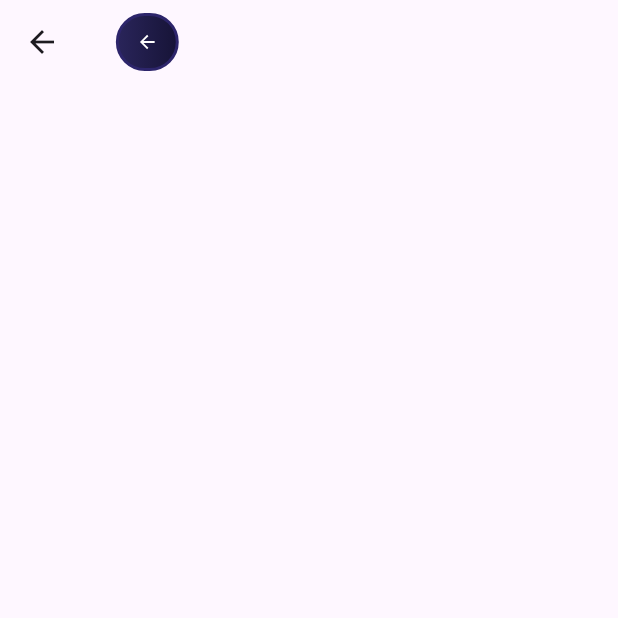
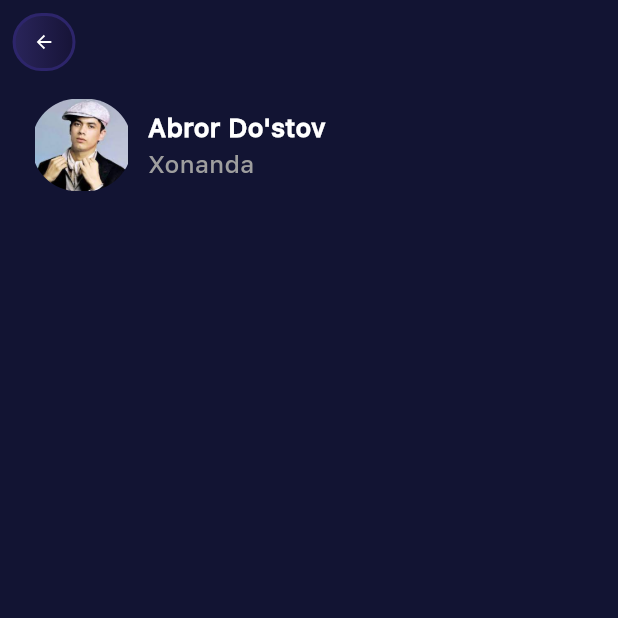
Before and after one commit to azizbek123411/yulduzlar_cosinius, a Flutter app: the ForMyself screen opened directly, on a phone screen of 412 x 824 dp, the top half of it. Run offline on Flutter 3.47's test engine with Material 3 defaults, Android fonts, the phone set to English and light mode, and no system bars; our stand-ins replace bloc, flutter_svg.

```diff
--- a/lib/src/ui/screens/order_screens/order_formyself.dart
+++ b/lib/src/ui/screens/order_screens/order_formyself.dart
@@ -1,7 +1,13 @@
 import 'package:flutter/material.dart';
 import 'package:yulduzlar_cosinius/src/config/router.dart';
+import 'package:yulduzlar_cosinius/src/repository/utils/app_padding.dart';
 import 'package:yulduzlar_cosinius/src/repository/utils/creen_utils.dart';
+import 'package:yulduzlar_cosinius/src/repository/utils/space.dart';
+import 'package:yulduzlar_cosinius/src/ui/screens/artist_screens/artist_row.dart';
+import 'package:yulduzlar_cosinius/src/ui/screens/cards/artist_card.dart';
 import 'package:yulduzlar_cosinius/src/ui/widgets/buttons.dart';
+
+import '../../../config/appcolors.dart';
 
 class ForMyself extends StatefulWidget {
   const ForMyself({super.key});
@@ -14,8 +20,13 @@ class _ForMyselfState extends State<ForMyself> {
   @override
   Widget build(BuildContext context) {
     return Scaffold(
+      backgroundColor: AppColors.mainBackground,
       appBar: AppBar(
-        title: ButtonWidget(
+        backgroundColor: Colors.transparent,
+        leading: Row(
+          children: [
+            WBox(3.w),
+            ButtonWidget(
               onTap: () {
                 AppRouter.close(context);
               },
@@ -24,6 +35,19 @@ class _ForMyselfState extends State<ForMyself> {
               w: 40.w,
               radius: 50,
             ),
+          ],
+        ),
+      ),
+      body: Padding(
+        padding: Dis.only(lr: 20.w,tb: 10.h),
+        child: SingleChildScrollView(
+          child: Column(
+            children: [
+             ArtistRow(),
+
+            ],
+          ),
+        ),
       ),
     );
   }
```
Also changed, not shown: lib/src/ui/screens/order_screens/order_for_others.dart (added, +14 -0 lines), lib/src/ui/screens/order_screens/order_page.dart (+8 -2 lines), lib/src/ui/widgets/text_field.dart (added, +34 -0 lines). Lines whose indentation alone changed are shown as unchanged.
